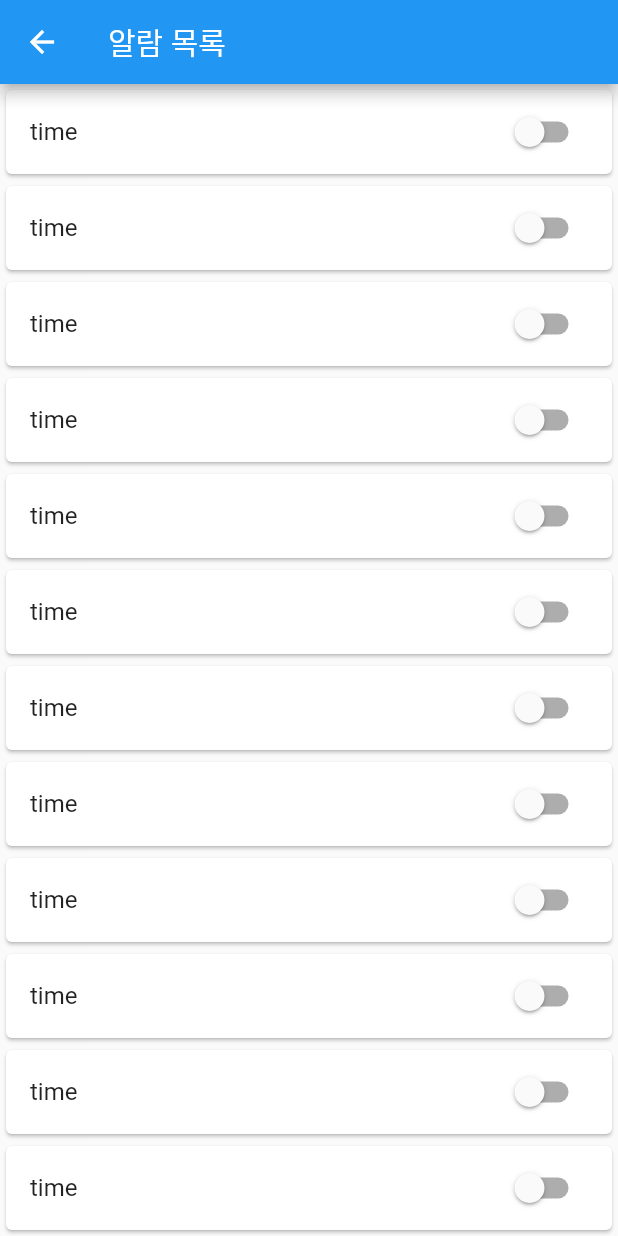
After one commit to KimKyungWon0519/clock_app, a Flutter app: the AlarmListPage screen opened by its route, on a phone screen of 412 x 824 dp. The commit adds this screen. Run offline on Flutter 3.47's test engine with Material 2 defaults, Android fonts, the phone set to English and light mode, and no system bars; our stand-ins replace get.

Commit message:
ADD: Add alarm page ui

```diff
--- a/lib/app/core/values/strings.dart
+++ b/lib/app/core/values/strings.dart
@@ -1,4 +1,6 @@
 abstract class Strings {
   static const HOME_APPBAR_TITLE = 'Home';
   static const HOME_BODY_TEXT = 'this is home page';
+
+  static const ALARM_LIST_APPBAR = '알람 목록';
 }
--- a/lib/app/ui/pages/alarm_list_page/alarm_list_page.dart
+++ b/lib/app/ui/pages/alarm_list_page/alarm_list_page.dart
@@ -1,3 +1,5 @@
+import 'package:clock_app/app/core/values/strings.dart';
+import 'package:clock_app/app/ui/pages/alarm_list_page/local_widgets/alarm_list.dart';
 import 'package:flutter/material.dart';
 
 class AlarmListPage extends StatelessWidget {
@@ -5,6 +7,11 @@ class AlarmListPage extends StatelessWidget {
 
   @override
   Widget build(BuildContext context) {
-    return Container();
+    return Scaffold(
+      appBar: AppBar(
+        title: const Text(Strings.ALARM_LIST_APPBAR),
+      ),
+      body: const AlarmList(),
+    );
   }
 }
--- /dev/null
+++ b/lib/app/ui/pages/alarm_list_page/local_widgets/alarm_item.dart
@@ -0,0 +1,16 @@
+import 'package:flutter/material.dart';
+
+class AlarmItem extends StatelessWidget {
+  const AlarmItem({Key? key}) : super(key: key);
+
+  @override
+  Widget build(BuildContext context) {
+    return Card(
+      child: SwitchListTile(
+        title: const Text('time'),
+        onChanged: (_) {},
+        value: false,
+      ),
+    );
+  }
+}
--- /dev/null
+++ b/lib/app/ui/pages/alarm_list_page/local_widgets/alarm_list.dart
@@ -0,0 +1,17 @@
+import 'dart:developer';
+
+import 'package:clock_app/app/ui/pages/alarm_list_page/local_widgets/alarm_item.dart';
+import 'package:flutter/material.dart';
+
+class AlarmList extends StatelessWidget {
+  const AlarmList({Key? key}) : super(key: key);
+
+  @override
+  Widget build(BuildContext context) {
+    return ListView.builder(
+      itemBuilder: (context, index) => const AlarmItem(),
+      cacheExtent: double.infinity,
+      itemCount: 100,
+    );
+  }
+}
```
